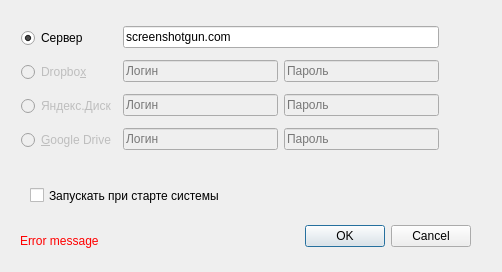
This is ui/Settings.ui in ismd/screenshotgun as Qt 5 draws it before an edit. The edited form follows.
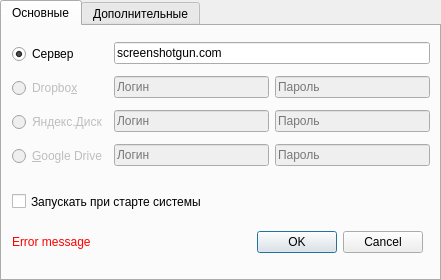
This is the edited form.

```diff
--- a/ui/Settings.ui
+++ b/ui/Settings.ui
@@ -6,8 +6,8 @@
    <rect>
     <x>0</x>
     <y>0</y>
-    <width>502</width>
-    <height>272</height>
+    <width>441</width>
+    <height>280</height>
    </rect>
   </property>
   <property name="sizePolicy">
@@ -19,27 +19,105 @@
   <property name="windowTitle">
    <string>Настройки</string>
   </property>
-  <widget class="QDialogButtonBox" name="submitButtons">
+  <widget class="QTabWidget" name="tabWidget">
    <property name="geometry">
     <rect>
-     <x>300</x>
-     <y>220</y>
-     <width>171</width>
-     <height>32</height>
+     <x>0</x>
+     <y>0</y>
+     <width>441</width>
+     <height>281</height>
     </rect>
    </property>
-   <property name="orientation">
-    <enum>Qt::Horizontal</enum>
+   <property name="currentIndex">
+    <number>0</number>
    </property>
-   <property name="standardButtons">
-    <set>QDialogButtonBox::Cancel|QDialogButtonBox::Ok</set>
+   <widget class="QWidget" name="tab">
+    <attribute name="title">
+     <string>Основные</string>
+    </attribute>
+    <widget class="QCheckBox" name="autoStartupCheckBox">
+     <property name="geometry">
+      <rect>
+       <x>10</x>
+       <y>160</y>
+       <width>308</width>
+       <height>31</height>
+      </rect>
+     </property>
+     <property name="text">
+      <string>Запускать при старте системы</string>
+     </property>
+    </widget>
+    <widget class="QLabel" name="errorLabel">
+     <property name="enabled">
+      <bool>true</bool>
+     </property>
+     <property name="geometry">
+      <rect>
+       <x>10</x>
+       <y>190</y>
+       <width>271</width>
+       <height>51</height>
+      </rect>
+     </property>
+     <property name="sizePolicy">
+      <sizepolicy hsizetype="Preferred" vsizetype="Preferred">
+       <horstretch>0</horstretch>
+       <verstretch>0</verstretch>
+      </sizepolicy>
+     </property>
+     <property name="palette">
+      <palette>
+       <active>
+        <colorrole role="WindowText">
+         <brush brushstyle="SolidPattern">
+          <color alpha="255">
+           <red>255</red>
+           <green>0</green>
+           <blue>0</blue>
+          </color>
+         </brush>
+        </colorrole>
+       </active>
+       <inactive>
+        <colorrole role="WindowText">
+         <brush brushstyle="SolidPattern">
+          <color alpha="255">
+           <red>255</red>
+           <green>0</green>
+           <blue>0</blue>
+          </color>
+         </brush>
+        </colorrole>
+       </inactive>
+       <disabled>
+        <colorrole role="WindowText">
+         <brush brushstyle="SolidPattern">
+          <color alpha="255">
+           <red>190</red>
+           <green>190</green>
+           <blue>190</blue>
+          </color>
+         </brush>
+        </colorrole>
+       </disabled>
+      </palette>
+     </property>
+     <property name="autoFillBackground">
+      <bool>false</bool>
+     </property>
+     <property name="text">
+      <string>Error message</string>
+     </property>
+     <property name="wordWrap">
+      <bool>true</bool>
    </property>
   </widget>
   <widget class="QWidget" name="layoutWidget">
    <property name="geometry">
     <rect>
-     <x>21</x>
-     <y>20</y>
+       <x>10</x>
+       <y>10</y>
      <width>418</width>
      <height>140</height>
     </rect>
@@ -177,83 +255,31 @@
     </item>
    </layout>
   </widget>
-  <widget class="QLabel" name="errorLabel">
+    <widget class="QDialogButtonBox" name="submitButtons">
+     <property name="geometry">
+      <rect>
+       <x>250</x>
+       <y>200</y>
+       <width>171</width>
+       <height>32</height>
+      </rect>
+     </property>
+     <property name="orientation">
+      <enum>Qt::Horizontal</enum>
+     </property>
+     <property name="standardButtons">
+      <set>QDialogButtonBox::Cancel|QDialogButtonBox::Ok</set>
+     </property>
+    </widget>
+   </widget>
+   <widget class="QWidget" name="tab_2">
    <property name="enabled">
     <bool>true</bool>
    </property>
-   <property name="geometry">
-    <rect>
-     <x>20</x>
-     <y>215</y>
-     <width>271</width>
-     <height>51</height>
-    </rect>
-   </property>
-   <property name="sizePolicy">
-    <sizepolicy hsizetype="Preferred" vsizetype="Preferred">
-     <horstretch>0</horstretch>
-     <verstretch>0</verstretch>
-    </sizepolicy>
-   </property>
-   <property name="palette">
-    <palette>
-     <active>
-      <colorrole role="WindowText">
-       <brush brushstyle="SolidPattern">
-        <color alpha="255">
-         <red>255</red>
-         <green>0</green>
-         <blue>0</blue>
-        </color>
-       </brush>
-      </colorrole>
-     </active>
-     <inactive>
-      <colorrole role="WindowText">
-       <brush brushstyle="SolidPattern">
-        <color alpha="255">
-         <red>255</red>
-         <green>0</green>
-         <blue>0</blue>
-        </color>
-       </brush>
-      </colorrole>
-     </inactive>
-     <disabled>
-      <colorrole role="WindowText">
-       <brush brushstyle="SolidPattern">
-        <color alpha="255">
-         <red>190</red>
-         <green>190</green>
-         <blue>190</blue>
-        </color>
-       </brush>
-      </colorrole>
-     </disabled>
-    </palette>
-   </property>
-   <property name="autoFillBackground">
-    <bool>false</bool>
-   </property>
-   <property name="text">
-    <string>Error message</string>
-   </property>
-   <property name="wordWrap">
-    <bool>true</bool>
-   </property>
-  </widget>
-  <widget class="QCheckBox" name="autoStartupCheckBox">
-   <property name="geometry">
-    <rect>
-     <x>30</x>
-     <y>180</y>
-     <width>308</width>
-     <height>31</height>
-    </rect>
-   </property>
-   <property name="text">
-    <string>Запускать при старте системы</string>
-   </property>
+    <attribute name="title">
+     <string>Дополнительные</string>
+    </attribute>
+   </widget>
   </widget>
  </widget>
  <resources/>
```
Lines whose indentation alone changed are shown as unchanged.
